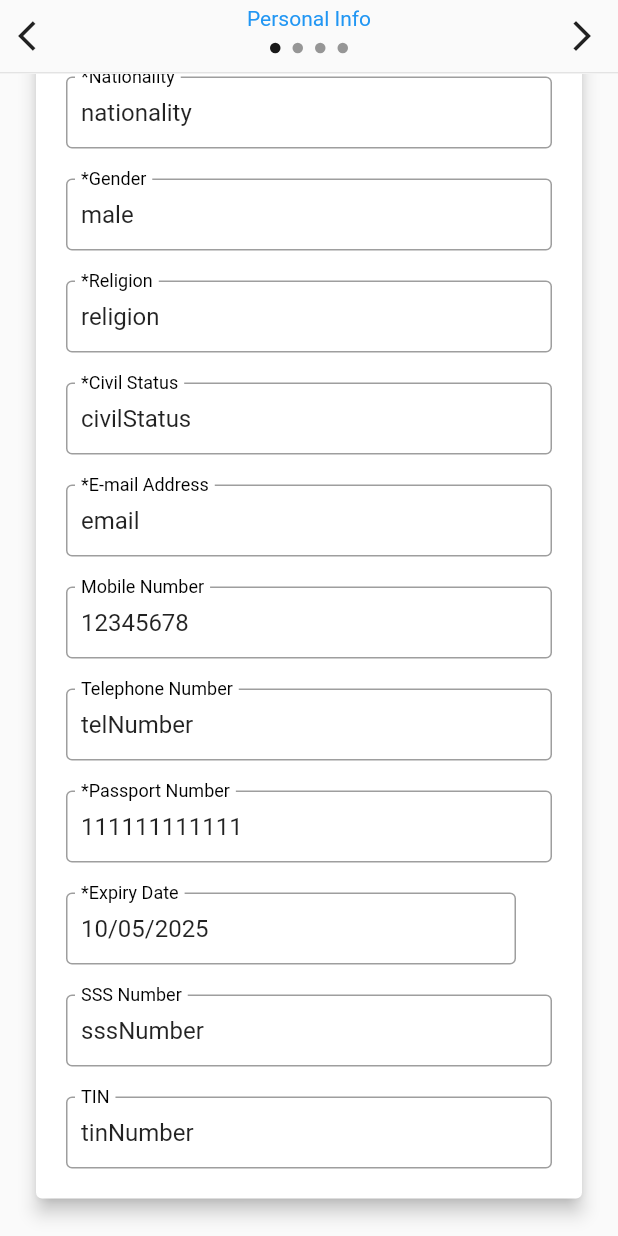
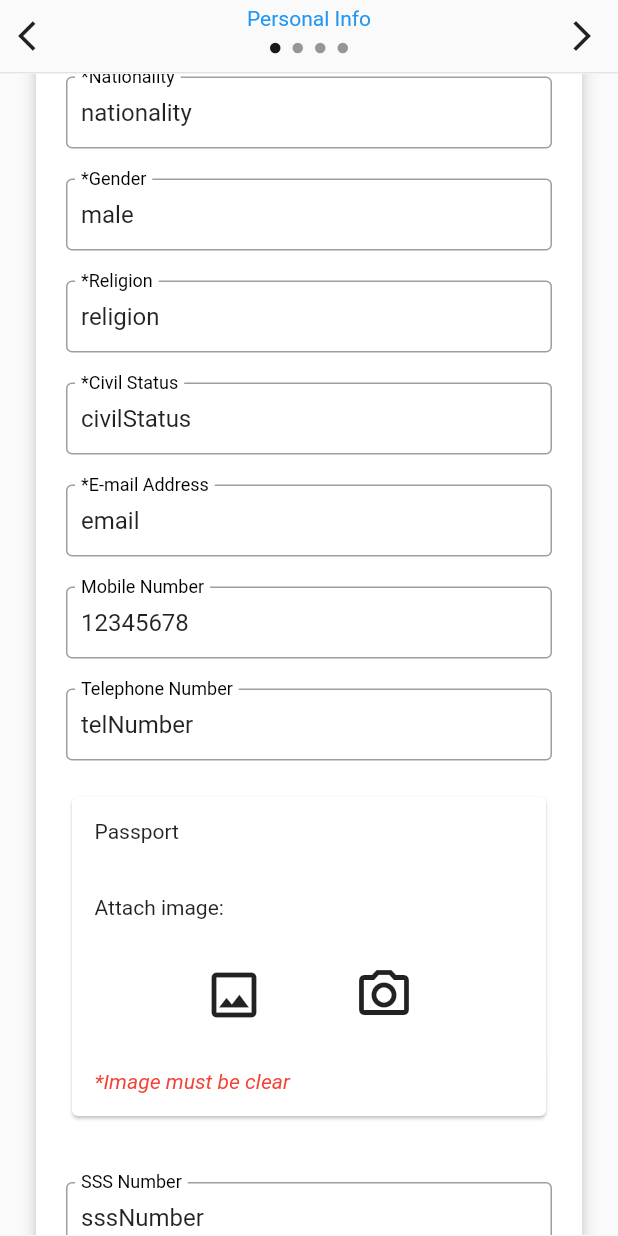
Before and after one commit to KurtMIS/basis, a Flutter app: the screen it shows after launch, scrolled down 576 dp, on a phone screen of 412 x 824 dp. Run offline on Flutter 3.47's test engine with Material 2 defaults, Android fonts, the phone set to English and light mode, and no system bars; drawn by our look-alikes of carousel_slider; our stand-ins replace cloud_firestore, firebase_core, firebase_storage, freezed_annotation, get_it, image_picker and 1 more; accounts and stored records are empty.

Commit message:
feature/input

```diff
--- a/lib/modules/logics/input.dart
+++ b/lib/modules/logics/input.dart
@@ -12,18 +12,18 @@ import 'package:firebase_core/firebase_core.dart' as firebase_core;
 
 class Input {
   final inputRepo = locator.get<InputRepo>();
-  final file = BehaviorSubject<File>();
+  final file$ = BehaviorSubject<File>();
   final picker = ImagePicker();
 
   Future<void> setInfo(Info req) async => await inputRepo.setInfo(req);
 
   pickImage(bool isCamera) async {
-    final pickedFile = await picker.getImage(
+    final pickedFile = await picker.pickImage(
         source: isCamera ? ImageSource.camera : ImageSource.gallery);
     if (pickedFile != null) {
       final File file2 = File(pickedFile.path);
       print('' + file2.path);
-      file.add(file2);
+      file$.add(file2);
     }
   }
 
--- a/lib/modules/views/input_page.dart
+++ b/lib/modules/views/input_page.dart
@@ -1,3 +1,5 @@
+import 'dart:io';
+
 import 'package:carousel_slider/carousel_slider.dart';
 import 'package:flutter/material.dart';
 import 'package:intl/intl.dart';
@@ -20,7 +22,7 @@ class InputPage extends StatefulWidget {
 }
 
 class _InputPageState extends State<InputPage> {
-  final input = locator.get<Input>();
+  final inputBloc = locator.get<Input>();
 
   final CarouselController carouselCtrler = CarouselController();
   final _formKey = GlobalKey<FormState>();
@@ -72,7 +74,7 @@ class _InputPageState extends State<InputPage> {
     if (!res) {
       return;
     }
-    input.setInfo(Info(
+    inputBloc.setInfo(Info(
         id: docIdFromCurrentDate() +
             stringToDate(dateOfBirth.text).toIso8601String(),
         presentAddress: presentAddress.text,
@@ -171,7 +173,7 @@ class _InputPageState extends State<InputPage> {
                             children: [
                               Text(
                                 pageTitles(val!),
-                                style: TextStyle(color: Colors.blue),
+                                style: const TextStyle(color: Colors.blue),
                               ),
                               pageIndicator(val),
                             ],
@@ -307,12 +309,90 @@ class _InputPageState extends State<InputPage> {
                 keyboardType: TextInputType.phone),
             textField(telNumber, 'Telephone Number',
                 keyboardType: TextInputType.phone),
-            textField(passportNumber, '*Passport Number',
-                keyboardType: TextInputType.number),
-            textFieldDate(
-              expiryDate,
-              '*Expiry Date',
-            ),
+            Container(
+                alignment: Alignment.center,
+                // constraints: const BoxConstraints(maxWidth: 300),
+                padding: const EdgeInsets.only(
+                  bottom: 20,
+                ),
+                child: Card(
+                  child: Padding(
+                    padding: const EdgeInsets.all(15),
+                    child: Column(
+                        crossAxisAlignment: CrossAxisAlignment.start,
+                        children: [
+                          const Text('Passport'),
+                          const SizedBox(height: 20),
+                          // textField(passportNumber, '*Passport Number',
+                          //     keyboardType: TextInputType.number),
+                          // const SizedBox(height: 10),
+                          // textFieldDate(
+                          //   expiryDate,
+                          //   '*Expiry Date',
+                          // ),
+                          const SizedBox(height: 15),
+                          const Text('Attach image:'),
+                          // const SizedBox(
+                          //   height: 10,
+                          // ),
+                          Align(
+                            // alignment: Alignment.center,
+                            child: Row(
+                              mainAxisAlignment: MainAxisAlignment.center,
+                              crossAxisAlignment: CrossAxisAlignment.start,
+                              children: [
+                                IconButton(
+                                  onPressed: () async {
+                                    await inputBloc.pickImage(false);
+                                  },
+                                  splashRadius: 30,
+                                  iconSize: 40,
+                                  padding: const EdgeInsets.all(30),
+                                  icon: const Icon(
+                                    Icons.image_outlined,
+                                    // textDirection: TextDirection.rtl,
+                                  ),
+                                ),
+                                // SizedBox(
+                                //   width: 40,
+                                // ),
+                                IconButton(
+                                  onPressed: () async {
+                                    await inputBloc.pickImage(true);
+                                  },
+                                  splashRadius: 30,
+                                  iconSize: 40,
+                                  padding: const EdgeInsets.all(30),
+                                  icon: const Icon(
+                                    Icons.camera_alt_outlined,
+                                    // textDirection: TextDirection.RTL,
+                                  ),
+                                ),
+                              ],
+                            ),
+                          ),
+                          Center(
+                            child: StreamBuilder<File>(
+                                stream: inputBloc.file$,
+                                builder: (context, snapshot) {
+                                  if (snapshot.data == null) {
+                                    return const SizedBox();
+                                  }
+                                  return const Center(
+                                      child: Icon(
+                                    Icons.check,
+                                    color: Colors.green,
+                                  ));
+                                }),
+                          ),
+                          const Text(
+                            '*Image must be clear',
+                            style: TextStyle(
+                                fontStyle: FontStyle.italic, color: Colors.red),
+                          )
+                        ]),
+                  ),
+                )),
             textField(sssNumber, 'SSS Number',
                 keyboardType: TextInputType.number),
             textField(tinNumber, 'TIN', keyboardType: TextInputType.number),
```
Also changed, not shown: 1 other file.
